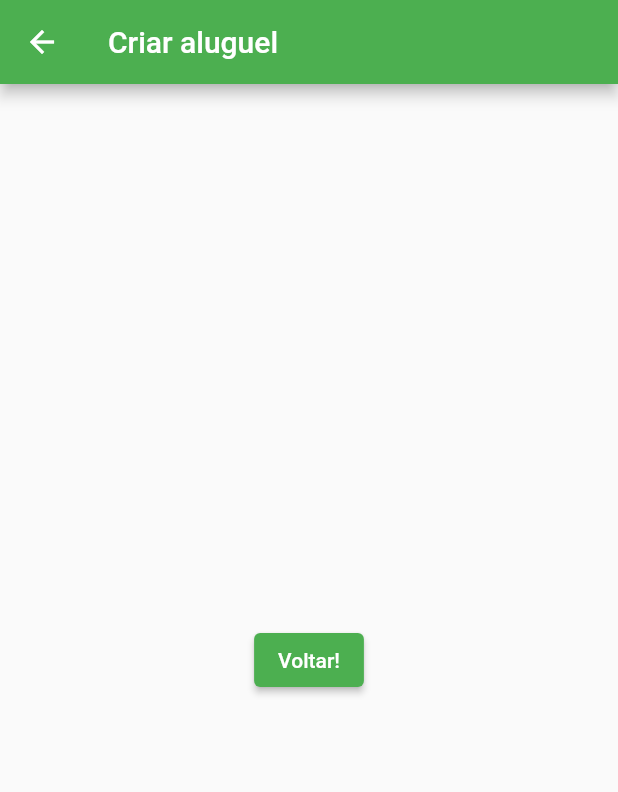
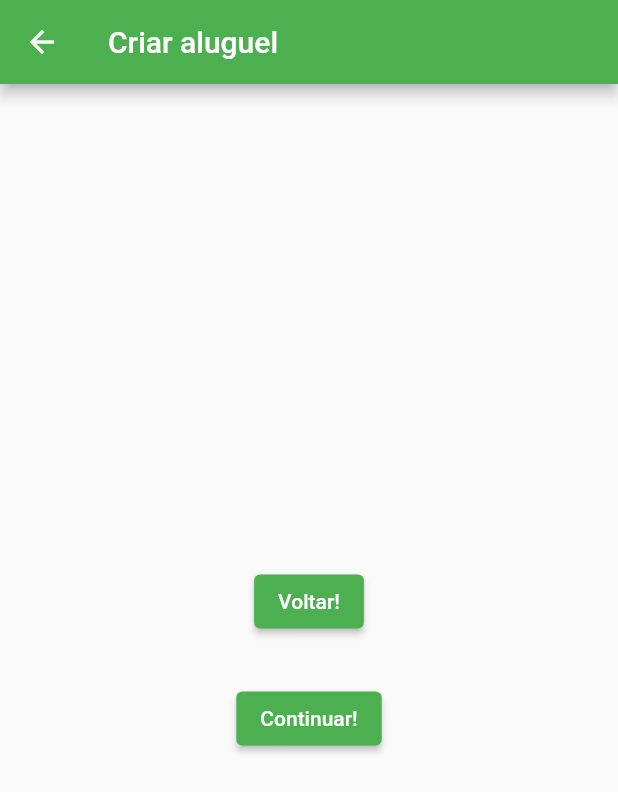
Before and after one commit to FelipeDourado0/Aluga, a Flutter app: the Pag2 screen opened directly, on a phone screen of 412 x 824 dp. Shown: the top 792 px of the screen. Run offline on Flutter 3.47's test engine with Material 2 defaults, Android fonts, the light colour scheme and no system bars.

Commit message:
Adição página 4

```diff
--- a/lib/pages/adicionar_aluguel.dart
+++ b/lib/pages/adicionar_aluguel.dart
@@ -1,5 +1,6 @@
 import 'package:flutter/cupertino.dart';
 import 'package:flutter/material.dart';
+import 'package:flutter/atribuir_aluguel.dart';
 
 class Pag2 extends StatelessWidget {
   const Pag2({Key? key}) : super(key: key);
@@ -11,12 +12,33 @@ class Pag2 extends StatelessWidget {
         title: const Text('Criar aluguel'),
       ),
       body: Center(
-        child: ElevatedButton(
+        child: Column(
+         mainAxisSize: MainAxisSize.min,
+         children: <Widget>[
+          ElevatedButton(
+
           onPressed: () {
             Navigator.pop(context);
           },
           child: const Text('Voltar!'),
         ),
+          const SizedBox(height: 30),
+          ElevatedButton(
+
+          onPressed: () {
+            Navigator.push(
+            context,
+            MaterialPageRoute(builder: (context) => const Pag4() ),
+           );
+
+          },
+          child: const Text('Continuar!'),
+        ),
+
+
+        ],
+
+         ),
       ),
     );
   }
```
Also changed, not shown: lib/pages/atribuir_aluguel.dart (added, +24 -0 lines), 1 other file.
